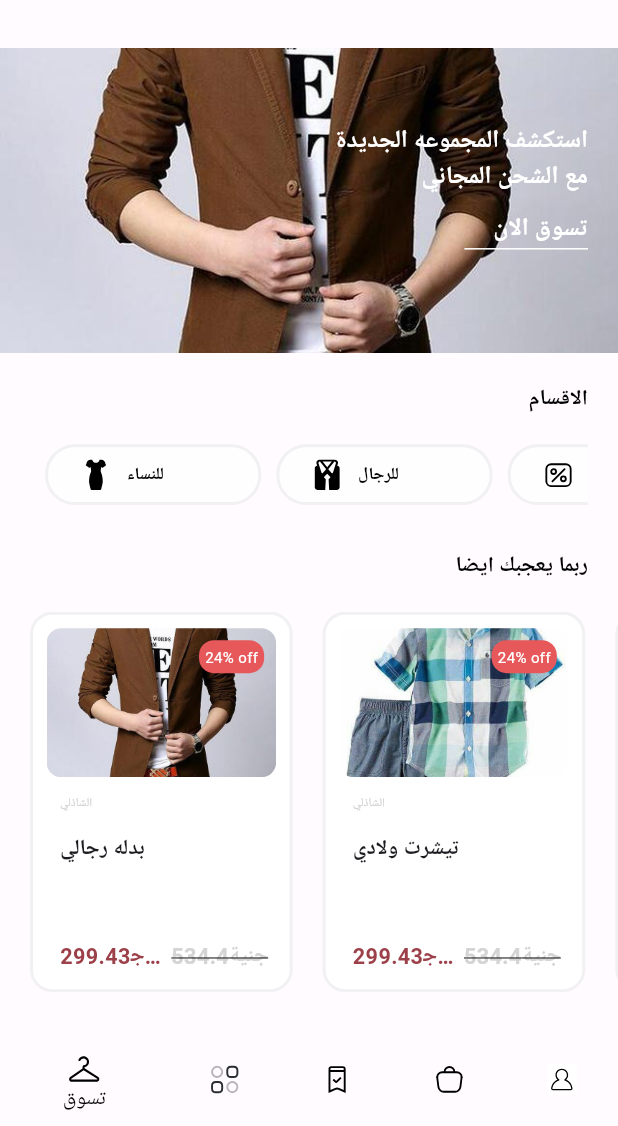
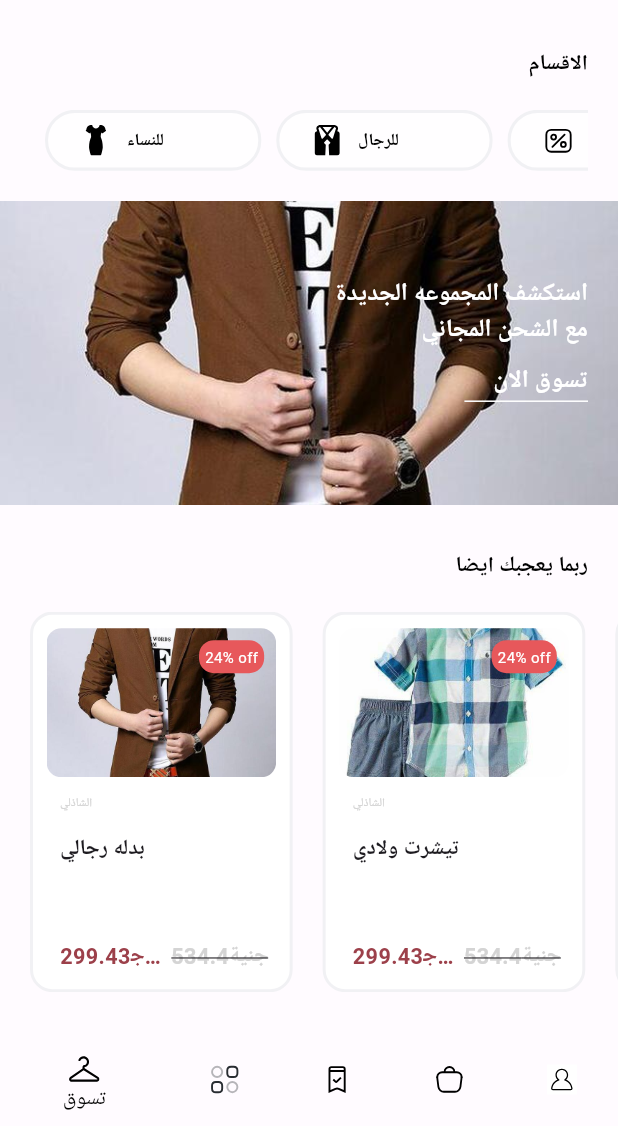
Before and after one commit to Vortex200000/DaleelVo, a Flutter app: the MopileScreenH screen opened directly, on a phone screen of 412 x 824 dp, the part 110-1236 px from its top. Run offline on Flutter 3.47's test engine with Material 3 defaults, Android fonts, the phone set to English and light mode, and no system bars; our stand-ins replace bloc, cloud_firestore, dartz, device_preview, equatable, firebase_auth and 13 more; accounts and stored records are empty; Roboto replaces fonts that are missing (Cairo); statements that could not run were skipped; project files that could hold a hidden picture were left out.

Commit message:
Home view

```diff
--- a/lib/src/core/routing/app_router.dart
+++ b/lib/src/core/routing/app_router.dart
@@ -3,6 +3,7 @@ import 'package:flutter/material.dart';
 import 'package:get/get.dart';
 
 import '../../features/presntaions/views/Home/Home.dart';
+import '../../features/presntaions/views/Home/Widgets/ProductDetails.dart';
 import '../../features/presntaions/views/onboarding/onboarding_layout.dart';
 import '../../features/presntaions/views/sign_in/sign_in_layout.dart';
 import '../../features/presntaions/views/splash/splash_screen.dart';
@@ -13,6 +14,7 @@ class AppRouter {
     getPage(Routes.splash, page: () => const SplashScreen()),
     getPage(Routes.onboarding, page: () => const OnboardingLayout()),
     getPage(Routes.signIn, page: () => const SignInLayout()),
+    getPage(Routes.productDetails, page: () => ProductDetails()),
     getPage(
       Routes.homeScreen,
       page: () => const HomeScreen(),
--- a/lib/src/core/routing/routers.dart
+++ b/lib/src/core/routing/routers.dart
@@ -3,4 +3,5 @@ class Routes {
   static const String onboarding = '/OnboardingLayout';
   static const String signIn = '/signInLayout';
   static const String homeScreen = '/HomeScreen';
+  static const String productDetails = '/ProductDetails';
 }
--- a/lib/src/core/theme/app_color.dart
+++ b/lib/src/core/theme/app_color.dart
@@ -6,4 +6,5 @@ class AppColor {
   static Color borderColor = const Color(0xfff1f1f4);
   static Color customBtnColor = const Color(0xff634ecd);
   static Color discountContColour = const Color(0xffe7585b);
+  static Color highLight = const Color(0xffd4d4d4);
 }
--- a/lib/src/features/presntaions/views/Home/Widgets/MainScreen.dart
+++ b/lib/src/features/presntaions/views/Home/Widgets/MainScreen.dart
@@ -91,10 +91,8 @@ class _MainScreenState extends State<MainScreen> {
                 SizedBox(
                   height: 20.rH,
                 ),
-                SliderH(sliderModel),
                 Padding(
-                  padding:
-                      const EdgeInsets.only(top: 20, right: 20, bottom: 20),
+                  padding: const EdgeInsets.only(right: 20, bottom: 20),
                   child: Text(
                     "الاقسام",
                     style: GoogleFonts.cairo(
@@ -102,8 +100,9 @@ class _MainScreenState extends State<MainScreen> {
                   ),
                 ),
                 Padding(
-                    padding: const EdgeInsets.only(right: 20),
+                    padding: const EdgeInsets.only(right: 20, bottom: 20),
                     child: ButtonSlider(customBtn)),
+                SliderH(sliderModel),
                 Padding(
                   padding: const EdgeInsets.only(right: 20, top: 30),
                   child: Text(
--- a/lib/src/features/presntaions/views/Home/Widgets/ProductCard.dart
+++ b/lib/src/features/presntaions/views/Home/Widgets/ProductCard.dart
@@ -1,7 +1,10 @@
 import 'package:ecommerce_project/exports.dart';
+import 'package:get/get.dart';
+import 'package:get/get_core/src/get_main.dart';
 import 'package:google_fonts/google_fonts.dart';
 
 import '../../../../../core/theme/app_color.dart';
+import 'ProductDetails.dart';
 import 'ProductModel.dart';
 
 class ProductCard extends StatelessWidget {
@@ -11,7 +14,7 @@ class ProductCard extends StatelessWidget {
   int index;
   int listLi;
 
-  ProductCard(this.productModel, this.index, this.listLi);
+  ProductCard(this.productModel, this.index, this.listLi, {super.key});
 
   @override
   Widget build(BuildContext context) {
@@ -19,7 +22,10 @@ class ProductCard extends StatelessWidget {
       padding: EdgeInsets.only(right: index == listLi - 1 ? 0 : 20),
       child: InkWell(
         borderRadius: BorderRadius.circular(15),
-        onTap: () {},
+        onTap: () {
+          // Routes.productDetails.offPage(arguments: productModel);
+          Get.to(() => ProductDetails(), arguments: productModel);
+        },
         child: Container(
           height: 250.rH,
           width: 170.rW,
--- a/lib/src/features/presntaions/views/Home/Widgets/Slider.dart
+++ b/lib/src/features/presntaions/views/Home/Widgets/Slider.dart
@@ -33,7 +33,7 @@ class _SliderHState extends State<SliderH> {
       width: SizeConfig.screenWidth,
       height: 200.rH,
       child: ListView.builder(
-          physics: BouncingScrollPhysics(),
+          physics: PageScrollPhysics(),
           itemCount: widget.sliderModel.length,
           scrollDirection: Axis.horizontal,
           reverse: true,
```
Also changed, not shown: lib/src/features/presntaions/views/Home/Widgets/ProductDetails.dart (+95 -3 lines), lib/src/features/presntaions/views/Home/Widgets/ProductDetailsSliderItem.dart (added, +24 -0 lines), assets/icons/svg/bookmark-svgrepo-com.svg (added). Lines whose indentation alone changed are shown as unchanged.
